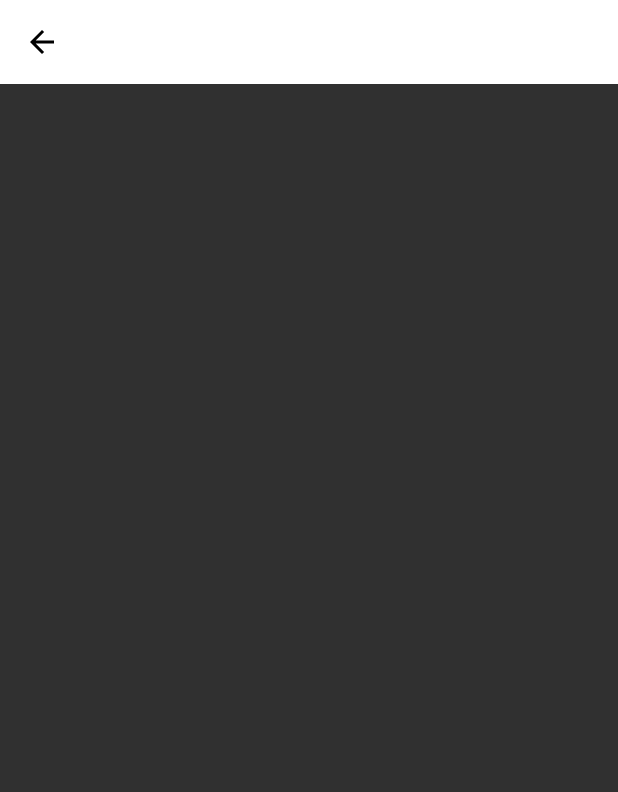
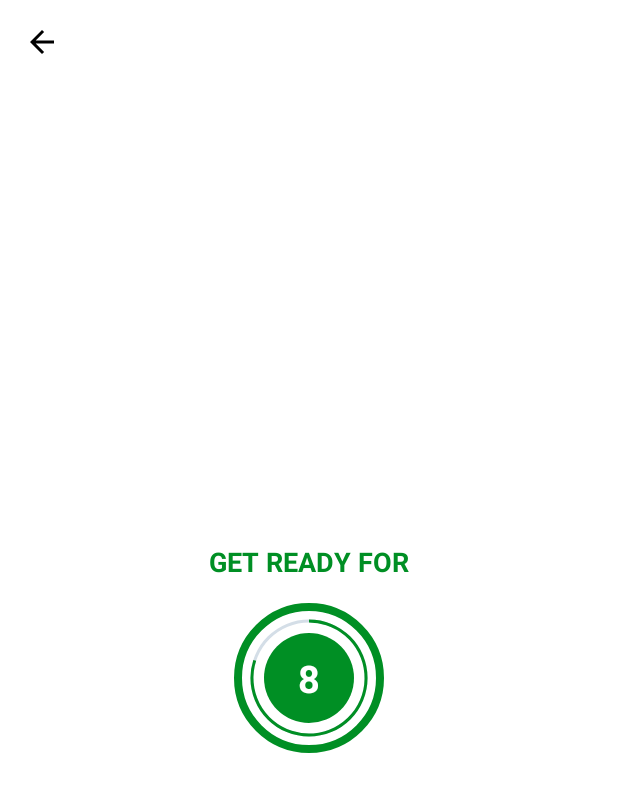
Before and after one commit to liguopengbenli/workoutAPP, an Android app: the ExerciseActivity screen opened directly, with no data from a screen before it, on a phone screen of 412 x 824 dp. Shown: the top 792 px of the screen. Run offline under Robolectric (Android 15) with nearby library versions, the phone set to English and light mode, and no system bars.

Commit message:
add counter down timer + progress bar

```diff
--- a/app/src/main/java/com/lig/a7minuteworkout/ExerciseActivity.kt
+++ b/app/src/main/java/com/lig/a7minuteworkout/ExerciseActivity.kt
@@ -2,9 +2,15 @@ package com.lig.a7minuteworkout
 
 import androidx.appcompat.app.AppCompatActivity
 import android.os.Bundle
+import android.os.CountDownTimer
+import android.widget.Toast
 import kotlinx.android.synthetic.main.activity_exercise.*
 
 class ExerciseActivity : AppCompatActivity() {
+    private var restTimer: CountDownTimer? = null
+    private var restProgress = 0
+
+
     override fun onCreate(savedInstanceState: Bundle?) {
         super.onCreate(savedInstanceState)
         setContentView(R.layout.activity_exercise)
@@ -17,5 +23,39 @@ class ExerciseActivity : AppCompatActivity() {
         toolbar_exercise_activity.setNavigationOnClickListener {
             onBackPressed()
         }
+
+        setupRestView()
     }
+
+    override fun onDestroy() {
+        if(restTimer !=null){
+            restTimer!!.cancel()
+            restProgress = 0
+        }
+        super.onDestroy()
+    }
+
+    private fun setRestProgressBar(){
+        progressBar.progress = restProgress
+        restTimer = object : CountDownTimer(10000, 1000){
+                override fun onTick(millisUntilFinished: Long) {
+                    restProgress++
+                    progressBar.progress = 10 - restProgress
+                    tvTimer.text = (10-restProgress).toString()
+                }
+
+                override fun onFinish() {
+                    Toast.makeText(this@ExerciseActivity, "Here now we will start exercise",Toast.LENGTH_SHORT).show()
+                }
+            }.start()
+        }
+
+    private fun setupRestView(){
+        if(restTimer != null){
+            restTimer!!.cancel()
+            restProgress = 0
+        }
+        setRestProgressBar()
+    }
+
 }
--- /dev/null
+++ b/app/src/main/res/drawable/circular_progress_bar.xml
@@ -0,0 +1,12 @@
+<?xml version="1.0" encoding="utf-8"?>
+<layer-list xmlns:android="http://schemas.android.com/apk/res/android">
+        <item>
+            <shape android:shape="ring"
+                android:innerRadiusRatio="2.7"
+                android:thicknessRatio="50.0"
+                android:useLevel="true">
+                <solid android:color="@color/colorAccent"/>
+
+            </shape>
+        </item>
+</layer-list>
--- /dev/null
+++ b/app/src/main/res/drawable/circular_progress_gray.xml
@@ -0,0 +1,12 @@
+<?xml version="1.0" encoding="utf-8"?>
+<layer-list xmlns:android="http://schemas.android.com/apk/res/android">
+    <item>
+        <shape android:shape="ring"
+            android:innerRadiusRatio="2.7"
+            android:thicknessRatio="50.0"
+            android:useLevel="false">
+            <solid android:color="#D4DEE7"/>
+
+        </shape>
+    </item>
+</layer-list>
--- /dev/null
+++ b/app/src/main/res/drawable/item_circular_color_accent_background.xml
@@ -0,0 +1,8 @@
+<?xml version="1.0" encoding="utf-8"?>
+<shape xmlns:android="http://schemas.android.com/apk/res/android"
+    android:shape="oval"
+    >
+
+    <solid android:color="@color/colorAccent"/>
+
+</shape>
--- a/app/src/main/res/layout/activity_exercise.xml
+++ b/app/src/main/res/layout/activity_exercise.xml
@@ -6,6 +6,7 @@
     android:layout_height="match_parent"
     tools:context=".ExerciseActivity"
     android:orientation="vertical"
+    android:background="@color/colorWhite"
     >
 
     <androidx.appcompat.widget.Toolbar
@@ -17,5 +18,61 @@
         android:theme="@style/ToolbarTheme"
         />
 
+    <LinearLayout
+        android:id="@+id/llRestView"
+        android:layout_width="match_parent"
+        android:layout_height="match_parent"
+        android:layout_below="@id/toolbar_exercise_activity"
+        android:gravity="center"
+        android:orientation="vertical"
+        android:visibility="visible">
+
+        <TextView
+            android:layout_width="wrap_content"
+            android:layout_height="wrap_content"
+            android:text="GET READY FOR"
+            android:textColor="@color/colorAccent"
+            android:textSize="18sp"
+            android:textStyle="bold"
+           />
+
+        <FrameLayout
+            android:layout_width="100dp"
+            android:layout_height="100dp"
+            android:layout_marginTop="15dp"
+            android:layout_marginBottom="15dp"
+            android:background="@drawable/item_circular_color_accent_border"
+            >
+            <ProgressBar
+                android:id="@+id/progressBar"
+                style="?android:progressBarStyleHorizontal"
+                android:layout_width="100dp"
+                android:layout_height="100dp"
+                android:layout_gravity="center"
+                android:background="@drawable/circular_progress_gray"
+                android:indeterminate="false"
+                android:max="10"
+                android:progress="100"
+                android:progressDrawable="@drawable/circular_progress_bar"
+                android:rotation="-90"/>
+
+            <LinearLayout
+                android:layout_width="60dp"
+                android:layout_height="60dp"
+                android:layout_gravity="center"
+                android:background="@drawable/item_circular_color_accent_background"
+                android:gravity="center">
+
+                <TextView
+                    android:id="@+id/tvTimer"
+                    android:layout_width="wrap_content"
+                    android:layout_height="wrap_content"
+                    android:textColor="#FFFFFF"
+                    android:textSize="25sp"
+                    android:textStyle="bold"
+                    tools:text="10" />
+            </LinearLayout>
+        </FrameLayout>
+    </LinearLayout>
 
 </RelativeLayout>
```
